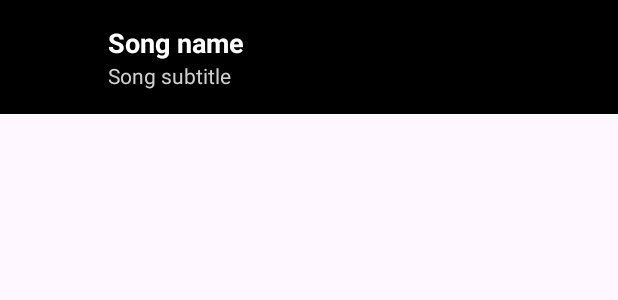
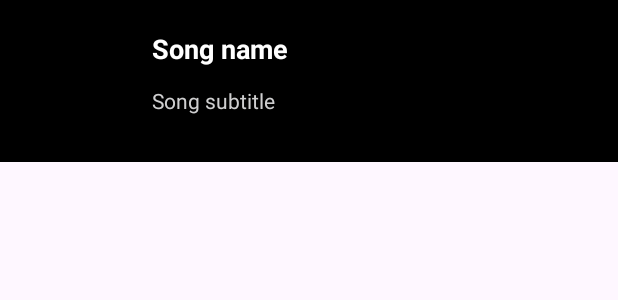
Before and after one commit to HTKNgan007/MusicApp, an Android app: the layout song_list_item_recycler.xml on its own in the app's theme, with its tools: preview values and no code run, on a phone screen of 412 x 824 dp. Shown: the top 300 px of the screen. Run offline under Robolectric (Android 15) with nearby library versions, the phone set to English and light mode, and no system bars.

Commit message:
chay nhac

```diff
--- a/app/src/main/res/layout/category_item_recycler.xml
+++ b/app/src/main/res/layout/category_item_recycler.xml
@@ -9,7 +9,7 @@
 
     <ImageView
         android:id="@+id/cover_image_view"
-        android:layout_width="130dp"
+        android:layout_width="150dp"
         android:layout_height="150dp"
         android:scaleType="fitXY" />
 
--- a/app/src/main/res/layout/song_list_item_recycler.xml
+++ b/app/src/main/res/layout/song_list_item_recycler.xml
@@ -7,11 +7,11 @@
     tools:background="@color/black">
 
     <ImageView
-    android:layout_width="40dp"
-    android:layout_height="40dp"
-    android:layout_centerVertical="true"
-    android:scaleType="fitXY"
-    android:id="@+id/song_cover_image_view"/>
+        android:id="@+id/song_cover_image_view"
+        android:layout_width="69dp"
+        android:layout_height="76dp"
+        android:layout_centerVertical="true"
+        android:scaleType="fitXY" />
     <LinearLayout
         android:layout_width="match_parent"
         android:layout_height="wrap_content"
@@ -19,20 +19,22 @@
         android:layout_centerVertical="true"
         android:layout_marginStart="16dp"
         android:layout_toEndOf="@id/song_cover_image_view">
+
         <TextView
+            android:id="@+id/song_title_text_view"
             android:layout_width="match_parent"
-            android:layout_height="wrap_content"
+            android:layout_height="37dp"
+            android:textColor="@color/white"
             android:textSize="18sp"
-            tools:text="Song name"
-            android:textColor="@color/white"
             android:textStyle="bold"
-            android:id="@+id/song_title_text_view"/>
+            tools:text="Song name" />
+
         <TextView
+            android:id="@+id/song_subtitle_text_view"
             android:layout_width="match_parent"
-            android:layout_height="wrap_content"
-            tools:text="Song subtitle"
+            android:layout_height="30dp"
             android:textColor="@color/gray"
-            android:id="@+id/song_subtitle_text_view"/>
+            tools:text="Song subtitle" />
     </LinearLayout>
 
 </RelativeLayout>
```
Also changed, not shown: app/build.gradle.kts (+7 -1 lines), app/src/main/java/vn/nganha/musicapp/Activities/MyExoplayer.java (added, +37 -0 lines), app/src/main/java/vn/nganha/musicapp/adapter/SongsListAdapter.java (+8 -0 lines).
